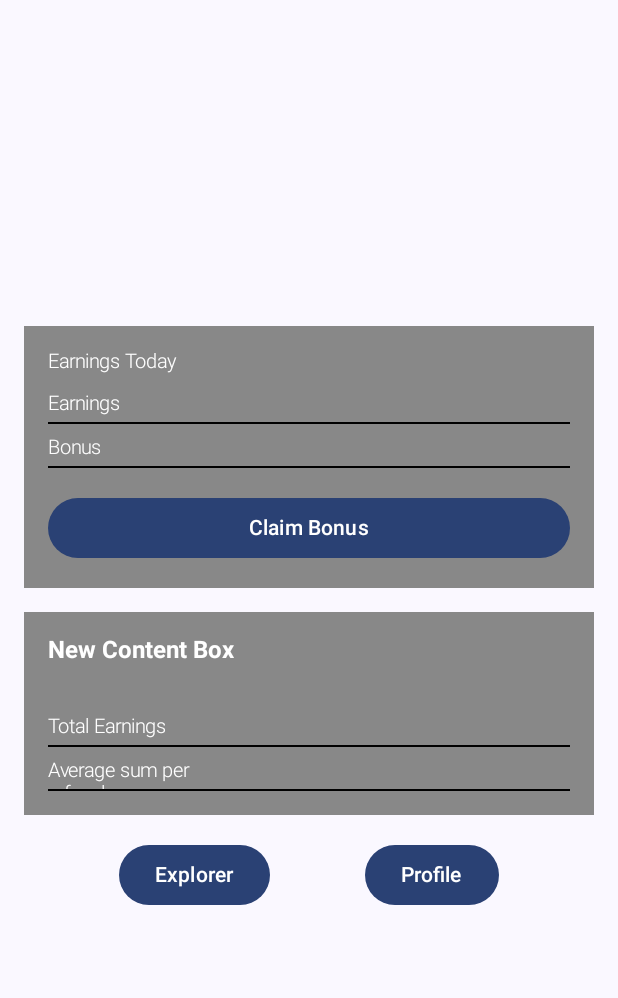
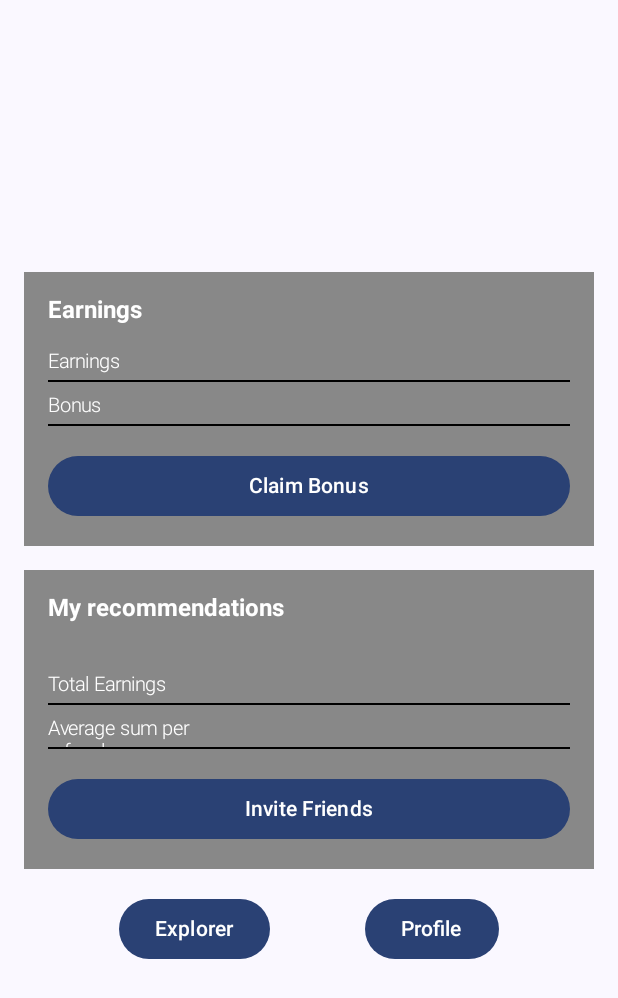
Before and after one commit to Morkstn/Startup, an Android app built with Jetpack Compose: the MainScreen screen opened through its navigation route, on a phone screen of 412 x 824 dp. Shown: the top 998 px of the screen. Run offline under Robolectric (Android 15) with nearby library versions, the phone set to English and light mode, and no system bars.

Commit message:
Atualização construção do App version 1.3.1
Inserção do Botão de Voltar nas telas de Explorer e Profile.

```diff
--- a/app/src/main/java/com/fiap/startup/MainScreen.kt
+++ b/app/src/main/java/com/fiap/startup/MainScreen.kt
@@ -54,8 +54,8 @@ fun MainScreen(navController: NavController) {
                 Text(
                     text = "Earnings Today",
                     style = TextStyle(
-                        fontSize = 13.sp,
-                        fontWeight = FontWeight(300),
+                        fontSize = 16.sp,
+                        fontWeight = FontWeight.Bold,
                         color = Color(0xFFFFFFFF)
                     ),
                     modifier = Modifier
@@ -63,7 +63,7 @@ fun MainScreen(navController: NavController) {
                         .height(20.dp)
                         .align(Alignment.Start) // Alinha no canto esquerdo
                 )
-                Spacer(modifier = Modifier.height(8.dp)) // Espaço adicionado
+                Spacer(modifier = Modifier.height(16.dp)) // Espaço adicionado
 
                 Text(
                     text = "Earnings",
@@ -150,7 +150,7 @@ fun MainScreen(navController: NavController) {
                     .padding(16.dp)
             ) {
                 Text(
-                    text = "New Content Box", // Texto da nova Box
+                    text = "My recommendations", // Texto da nova Box
                     style = TextStyle(
                         fontSize = 16.sp,
                         fontWeight = FontWeight.Bold,
@@ -205,6 +205,22 @@ fun MainScreen(navController: NavController) {
                         .height(1.dp)
                         .background(Color.Black)
                 )
+                Spacer(modifier = Modifier.height(16.dp)) // Espaço adicionado
+                Box(
+                    modifier = Modifier
+                        .fillMaxWidth()
+
+                ) {
+                    Button(
+                        onClick = {
+                            // Your button click logic here
+                        },
+                        modifier = Modifier.fillMaxWidth()
+                            .align(Alignment.BottomCenter)
+                    ) {
+                        Text("Invite Friends")
+                    }
+                }
 
 
 
@@ -231,14 +247,6 @@ fun MainScreen(navController: NavController) {
             ) {
                 Text("Profile")
             }
-
-            // Novo botão 2
-            /*Button(
-                    onClick = { *//* Ação para o botão 2 *//* }
-            ) {
-                Text("Botão 2")
-            }*/
-
         }
     }
 }
--- a/app/src/main/java/com/fiap/startup/navigation/AppNavigation.kt
+++ b/app/src/main/java/com/fiap/startup/navigation/AppNavigation.kt
@@ -37,11 +37,11 @@ fun AppNavigation() {
         }
 
         composable(AppScreen.ProfileScreen.route){
-            ProfileScreen()
+            ProfileScreen(navController = navController)
         }
 
         composable(AppScreen.ExplorerScreen.route){
-            ExplorerScreen()
+            ExplorerScreen(navController = navController)
         }
 
         // Configurando a barra de navegação para a tela principal
--- /dev/null
+++ b/app/src/main/res/drawable/ic_arrow_back.xml
@@ -0,0 +1,5 @@
+<vector android:autoMirrored="true" android:height="24dp"
+    android:tint="#000000" android:viewportHeight="24"
+    android:viewportWidth="24" android:width="24dp" xmlns:android="http://schemas.android.com/apk/res/android">
+    <path android:fillColor="@android:color/white" android:pathData="M20,11H7.83l5.59,-5.59L12,4l-8,8 8,8 1.41,-1.41L7.83,13H20v-2z"/>
+</vector>
```
Also changed, not shown: app/src/main/java/com/fiap/startup/ExplorerScreen.kt (+23 -5 lines), app/src/main/java/com/fiap/startup/ProfileScreen.kt (+26 -6 lines), app/src/main/java/com/fiap/startup/navigation/BackButton.kt (added, +17 -0 lines).
